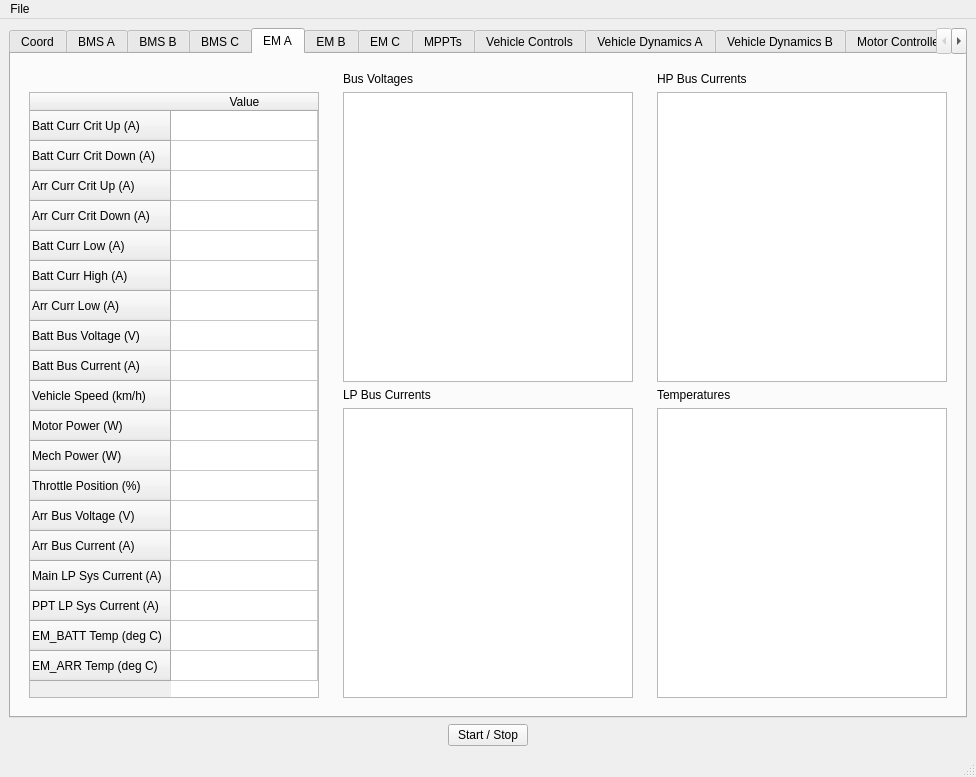
First picture: the form in main.ui, repository BlueSkySolar/BTI, before the edit.
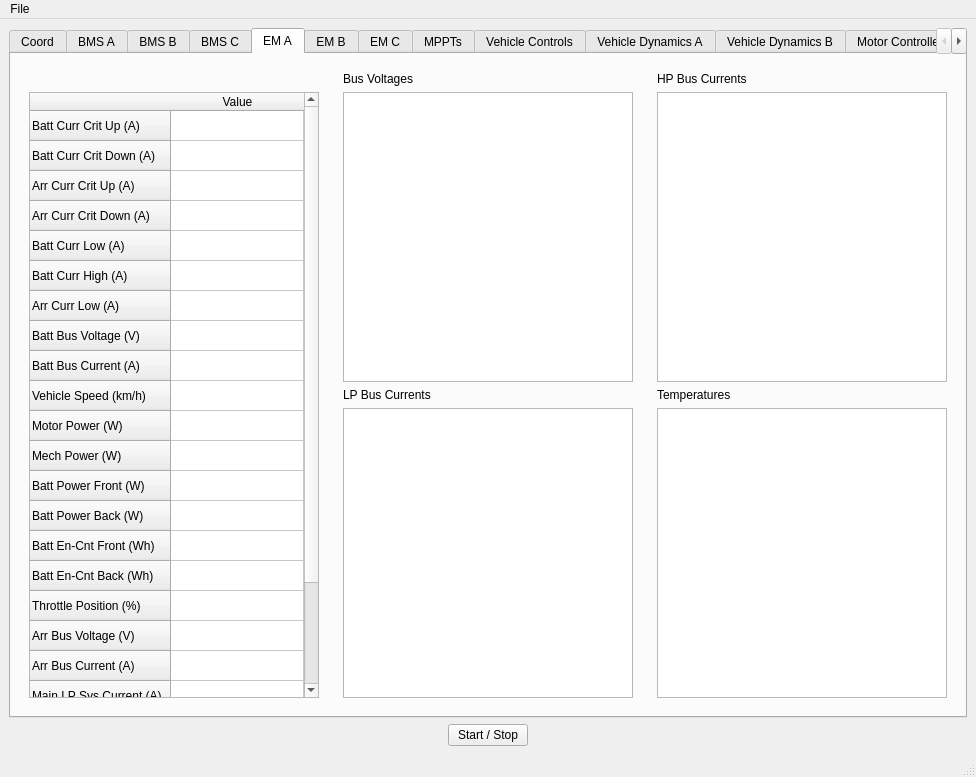
Second picture: the form after the edit. The open tabs and pages were chosen to show the change. Custom widgets are drawn as their Qt base class.

Commit message: Fields no longer update with None values

Patch:
```diff
--- a/main.ui
+++ b/main.ui
@@ -2218,6 +2218,26 @@
                <string>Mech Power (W)</string>
               </property>
              </row>
+             <row>
+              <property name="text">
+               <string>Batt Power Front (W)</string>
+              </property>
+             </row>
+             <row>
+              <property name="text">
+               <string>Batt Power Back (W)</string>
+              </property>
+             </row>
+             <row>
+              <property name="text">
+               <string>Batt En-Cnt Front (Wh)</string>
+              </property>
+             </row>
+             <row>
+              <property name="text">
+               <string>Batt En-Cnt Back (Wh)</string>
+              </property>
+             </row>
              <row>
               <property name="text">
                <string>Throttle Position (%)</string>
```
Left out of the diff: 2 changed lines with no effect on the pictures. The commit also changes 2 other files.
